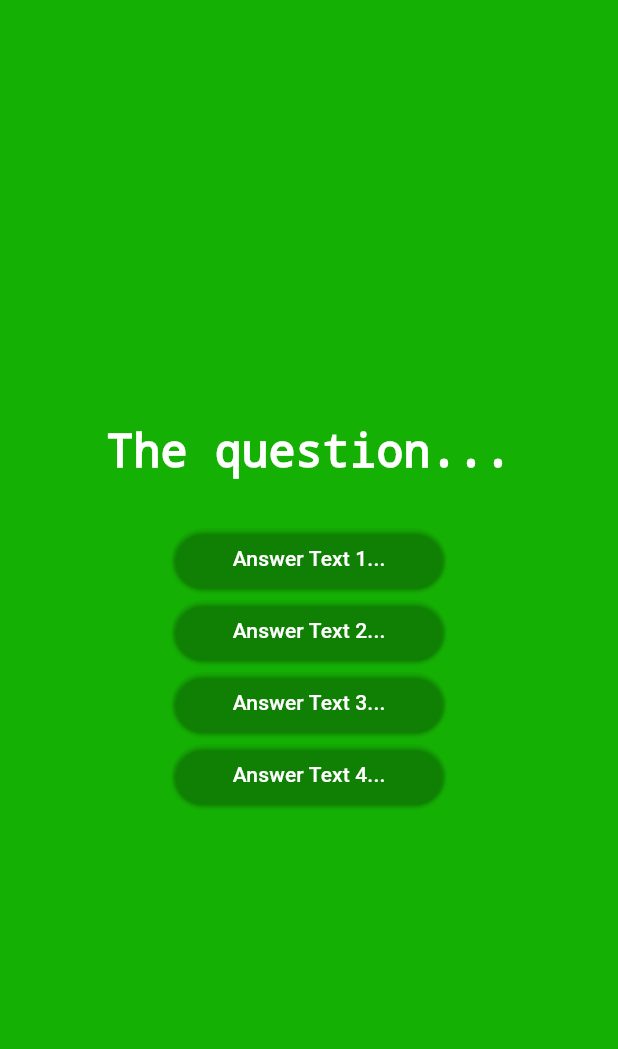
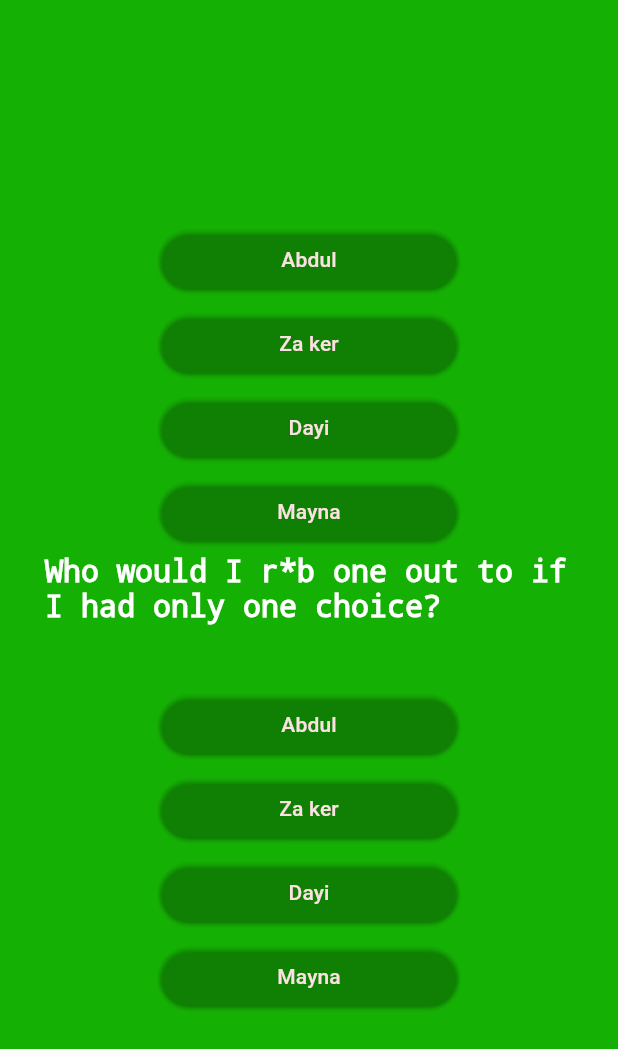
Before and after one commit to idrisazim/Quiz, a Flutter app: the screen it shows after launch, after a tap on "Lets find out!", on a phone screen of 412 x 824 dp. Shown: the top 1049 px of the screen. Run offline on Flutter 3.47's test engine with Material 3 defaults, Android fonts, the phone set to English and light mode, and no system bars.

Commit message:
Button stuff

```diff
--- a/lib/answer_button.dart
+++ b/lib/answer_button.dart
@@ -8,15 +8,20 @@ class AnswerButton extends StatelessWidget {
 
   @override
   Widget build(BuildContext context) {
-    return ElevatedButton(
-      onPressed: () {},
-      style: ElevatedButton.styleFrom(
-          padding: const EdgeInsets.symmetric(horizontal: 40, vertical: 10),
-          backgroundColor: Color.fromARGB(0, 0, 0, 0),
-          foregroundColor: Colors.white,
-          shape:
-              RoundedRectangleBorder(borderRadius: BorderRadius.circular(30))),
-      child: Text(answerText),
-    );
+    return Container(
+        margin: const EdgeInsets.all(4.0),
+        child: SizedBox(
+            width: 200,
+            child: ElevatedButton(
+              onPressed: () {},
+              style: ElevatedButton.styleFrom(
+                  padding:
+                      const EdgeInsets.symmetric(horizontal: 50, vertical: 10),
+                  backgroundColor: const Color.fromARGB(0, 0, 0, 0),
+                  foregroundColor: const Color.fromARGB(255, 251, 225, 225),
+                  shape: RoundedRectangleBorder(
+                      borderRadius: BorderRadius.circular(25.0))),
+              child: Text(answerText),
+            )));
   }
 }
--- a/lib/questions.dart
+++ b/lib/questions.dart
@@ -1,6 +1,6 @@
 import 'package:flutter/material.dart';
 import 'package:flutter_ogreniyorum/answer_button.dart';
-import 'package:flutter_ogreniyorum/data/questions.dart';
+import 'package:flutter_ogreniyorum/data/questions_list.dart';
 
 class Questions extends StatefulWidget {
   const Questions({super.key});
@@ -14,6 +14,8 @@ class Questions extends StatefulWidget {
 class _QuestionsState extends State<Questions> {
   @override
   Widget build(context) {
+    final currentQuestion = questions[0];
+
     return Container(
         color: const Color.fromARGB(255, 21, 176, 4),
         child: SizedBox(
@@ -21,16 +23,25 @@ class _QuestionsState extends State<Questions> {
           child: Column(
             mainAxisAlignment: MainAxisAlignment.center,
             children: [
-          const Text('The question...', style: TextStyle(color: Colors.white, fontSize: 30.0, decoration: TextDecoration.none)),
+              ...currentQuestion.answers.map((answer) { // The 3 dot here converts to list to individual items
+                return AnswerButton(answer, (){});
+              }),
+              Container(
+                  margin: const EdgeInsets.only(
+                      right: 30.0, left: 30.0, bottom: 10.0),
+                  child: Text(currentQuestion.text,
+                      style: const TextStyle(
+                        color: Colors.white,
+                        fontSize: 20.0,
+                        decoration: TextDecoration.none,
+                      ))),
               const SizedBox(height: 30),
-          AnswerButton('Answer Text 1...', (){}),
-          AnswerButton('Answer Text 2...', (){}),
-          AnswerButton('Answer Text 3...', (){}),
-          AnswerButton('Answer Text 4...', (){}),
-
+              AnswerButton(currentQuestion.answers[0], () {}),
+              AnswerButton(currentQuestion.answers[1], () {}),
+              AnswerButton(currentQuestion.answers[2], () {}),
+              AnswerButton(currentQuestion.answers[3], () {}),
             ],
           ),
-    )
-    );
+        ));
   }
 }
```
Also changed, not shown: lib/data/questions_list.dart (renamed from lib/data/questions.dart). Lines whose indentation alone changed are shown as unchanged.
